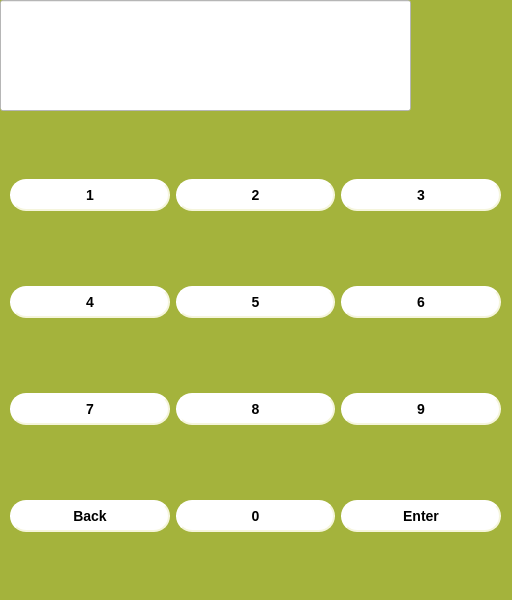
darryusa/QtProcess, file logindialog.ui: the form before one commit.
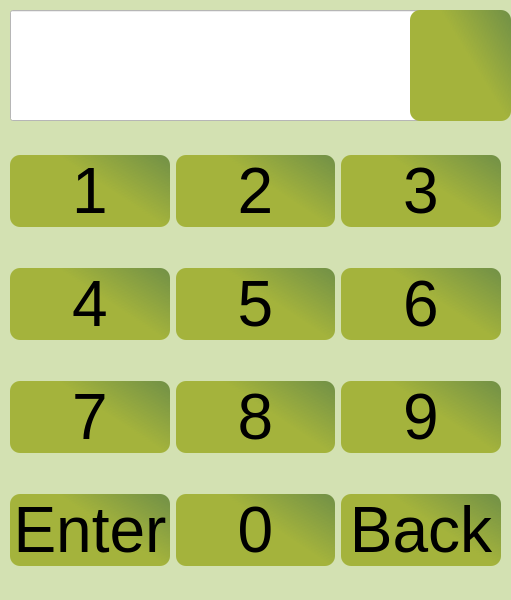
The form after the commit. Icons and pictures are not drawn.

```diff
--- a/logindialog.ui
+++ b/logindialog.ui
@@ -6,20 +6,22 @@
    <rect>
     <x>0</x>
     <y>0</y>
-    <width>512</width>
+    <width>511</width>
     <height>600</height>
    </rect>
   </property>
   <property name="font">
    <font>
-    <pointsize>16</pointsize>
+    <pointsize>48</pointsize>
    </font>
   </property>
   <property name="windowTitle">
    <string>Dialog</string>
   </property>
   <property name="styleSheet">
-   <string notr="true">background-color: rgb(164, 179, 60)</string>
+   <string notr="true">border-image: url(:/image/featured-overlayOK.png);
+
+background-color: rgb(211, 225, 178);</string>
   </property>
   <property name="inputMethodHints">
    <set>Qt::ImhNoAutoUppercase|Qt::ImhSensitiveData</set>
@@ -31,9 +33,9 @@
    <property name="geometry">
     <rect>
      <x>0</x>
-     <y>110</y>
+     <y>120</y>
      <width>511</width>
-     <height>491</height>
+     <height>481</height>
     </rect>
    </property>
    <layout class="QGridLayout" name="passwordButtonLayout">
@@ -46,154 +48,28 @@
     <property name="rightMargin">
      <number>10</number>
     </property>
-    <item row="3" column="0">
-     <widget class="QPushButton" name="pushButtonBack">
-      <property name="styleSheet">
-       <string notr="true">QPushButton{
-    background-color: white;
-    border-style: outset;
-    border-width: 2px;
-    border-radius: 16px;
-    border-color: beige;
-    font: bold 14px;
-    width: 4em;
-	height: 4em;
-    padding: 6px;
-}
-QPushButton:pressed{
-    background-color: red;
-    border-style: inset;
-}</string>
-      </property>
-      <property name="text">
-       <string>Back</string>
-      </property>
-      <attribute name="buttonGroup">
-       <string notr="true">buttonGroup</string>
-      </attribute>
-     </widget>
-    </item>
-    <item row="0" column="0">
-     <widget class="QPushButton" name="pushButton1">
-      <property name="styleSheet">
-       <string notr="true">QPushButton{
-    background-color: white;
-    border-style: outset;
-    border-width: 2px;
-    border-radius: 16px;
-    border-color: beige;
-    font: bold 14px;
-    width: 4em;
-	height: 4em;
-    padding: 6px;
-}
-QPushButton:pressed{
-    background-color: red;
-    border-style: inset;
-}</string>
-      </property>
-      <property name="text">
-       <string>1</string>
-      </property>
-      <attribute name="buttonGroup">
-       <string notr="true">buttonGroup</string>
-      </attribute>
-     </widget>
-    </item>
-    <item row="2" column="0">
-     <widget class="QPushButton" name="pushButton7">
-      <property name="styleSheet">
-       <string notr="true">QPushButton{
-    background-color: white;
-    border-style: outset;
-    border-width: 2px;
-    border-radius: 16px;
-    border-color: beige;
-    font: bold 14px;
-    width: 4em;
-	height: 4em;
-    padding: 6px;
-}
-QPushButton:pressed{
-    background-color: red;
-    border-style: inset;
-}</string>
-      </property>
-      <property name="text">
-       <string>7</string>
-      </property>
-      <attribute name="buttonGroup">
-       <string notr="true">buttonGroup</string>
-      </attribute>
-     </widget>
-    </item>
-    <item row="1" column="1">
-     <widget class="QPushButton" name="pushButton5">
-      <property name="styleSheet">
-       <string notr="true">QPushButton{
-    background-color: white;
-    border-style: outset;
-    border-width: 2px;
-    border-radius: 16px;
-    border-color: beige;
-    font: bold 14px;
-    width: 4em;
-	height: 4em;
-    padding: 6px;
-}
-QPushButton:pressed{
-    background-color: red;
-    border-style: inset;
-}</string>
-      </property>
-      <property name="text">
-       <string>5</string>
-      </property>
-      <attribute name="buttonGroup">
-       <string notr="true">buttonGroup</string>
-      </attribute>
-     </widget>
-    </item>
-    <item row="1" column="0">
-     <widget class="QPushButton" name="pushButton4">
-      <property name="styleSheet">
-       <string notr="true">QPushButton{
-    background-color: white;
-    border-style: outset;
-    border-width: 2px;
-    border-radius: 16px;
-    border-color: beige;
-    font: bold 14px;
-    width: 4em;
-	height: 4em;
-    padding: 6px;
-}
-QPushButton:pressed{
-    background-color: red;
-    border-style: inset;
-}</string>
-      </property>
-      <property name="text">
-       <string>4</string>
-      </property>
-      <attribute name="buttonGroup">
-       <string notr="true">buttonGroup</string>
-      </attribute>
-     </widget>
-    </item>
     <item row="0" column="1">
      <widget class="QPushButton" name="pushButton2">
+      <property name="enabled">
+       <bool>true</bool>
+      </property>
+      <property name="font">
+       <font>
+        <pointsize>48</pointsize>
+        <weight>50</weight>
+        <italic>false</italic>
+        <bold>false</bold>
+       </font>
+      </property>
       <property name="styleSheet">
-       <string notr="true">QPushButton{
-    background-color: white;
-    border-style: outset;
-    border-width: 2px;
-    border-radius: 16px;
-    border-color: beige;
-    font: bold 14px;
-    width: 4em;
-	height: 4em;
-    padding: 6px;
+       <string notr="true">QPushButton
+{
+	
+	
+	background-color: qlineargradient(spread:pad, x1:1, y1:0.041, x2:0.534178, y2:0.358, stop:0.0366492 rgba(64, 103, 10, 164), stop:1 rgba(164, 179, 60, 255));
+
+	border-radius: 10px;
+	color: rgb(0,0,0);
 }
 QPushButton:pressed{
     background-color: red;
@@ -208,46 +84,28 @@
       </attribute>
      </widget>
     </item>
-    <item row="2" column="1">
-     <widget class="QPushButton" name="pushButton8">
-      <property name="styleSheet">
-       <string notr="true">QPushButton{
-    background-color: white;
-    border-style: outset;
-    border-width: 2px;
-    border-radius: 16px;
-    border-color: beige;
-    font: bold 14px;
-    width: 4em;
-	height: 4em;
-    padding: 6px;
-}
-QPushButton:pressed{
-    background-color: red;
-    border-style: inset;
-}</string>
+    <item row="4" column="1">
+     <widget class="QPushButton" name="pushButton0_2">
+      <property name="enabled">
+       <bool>true</bool>
       </property>
-      <property name="text">
-       <string>8</string>
+      <property name="font">
+       <font>
+        <pointsize>48</pointsize>
+        <weight>50</weight>
+        <italic>false</italic>
+        <bold>false</bold>
+       </font>
       </property>
-      <attribute name="buttonGroup">
-       <string notr="true">buttonGroup</string>
-      </attribute>
-     </widget>
-    </item>
-    <item row="3" column="1">
-     <widget class="QPushButton" name="pushButton0">
       <property name="styleSheet">
-       <string notr="true">QPushButton{
-    background-color: white;
-    border-style: outset;
-    border-width: 2px;
-    border-radius: 16px;
-    border-color: beige;
-    font: bold 14px;
-    width: 4em;
-	height: 4em;
-    padding: 6px;
+       <string notr="true">QPushButton
+{
+	
+	
+	background-color: qlineargradient(spread:pad, x1:1, y1:0.041, x2:0.534178, y2:0.358, stop:0.0366492 rgba(64, 103, 10, 164), stop:1 rgba(164, 179, 60, 255));
+
+	border-radius: 10px;
+	color: rgb(0,0,0);
 }
 QPushButton:pressed{
     background-color: red;
@@ -257,24 +115,63 @@
       <property name="text">
        <string>0</string>
       </property>
-      <attribute name="buttonGroup">
-       <string notr="true">buttonGroup</string>
-      </attribute>
+     </widget>
+    </item>
+    <item row="2" column="1">
+     <widget class="QPushButton" name="pushButton5">
+      <property name="enabled">
+       <bool>true</bool>
+      </property>
+      <property name="font">
+       <font>
+        <pointsize>48</pointsize>
+        <weight>50</weight>
+        <italic>false</italic>
+        <bold>false</bold>
+       </font>
+      </property>
+      <property name="styleSheet">
+       <string notr="true">QPushButton
+{
+	
+	
+	background-color: qlineargradient(spread:pad, x1:1, y1:0.041, x2:0.534178, y2:0.358, stop:0.0366492 rgba(64, 103, 10, 164), stop:1 rgba(164, 179, 60, 255));
+
+	border-radius: 10px;
+	color: rgb(0,0,0);
+}
+QPushButton:pressed{
+    background-color: red;
+    border-style: inset;
+}</string>
+      </property>
+      <property name="text">
+       <string>5</string>
+      </property>
      </widget>
     </item>
     <item row="0" column="2">
      <widget class="QPushButton" name="pushButton3">
+      <property name="enabled">
+       <bool>true</bool>
+      </property>
+      <property name="font">
+       <font>
+        <pointsize>48</pointsize>
+        <weight>50</weight>
+        <italic>false</italic>
+        <bold>false</bold>
+       </font>
+      </property>
       <property name="styleSheet">
-       <string notr="true">QPushButton{
-    background-color: white;
-    border-style: outset;
-    border-width: 2px;
-    border-radius: 16px;
-    border-color: beige;
-    font: bold 14px;
-    width: 4em;
-	height: 4em;
-    padding: 6px;
+       <string notr="true">QPushButton
+{
+	
+	
+	background-color: qlineargradient(spread:pad, x1:1, y1:0.041, x2:0.534178, y2:0.358, stop:0.0366492 rgba(64, 103, 10, 164), stop:1 rgba(164, 179, 60, 255));
+
+	border-radius: 10px;
+	color: rgb(0,0,0);
 }
 QPushButton:pressed{
     background-color: red;
@@ -289,19 +186,160 @@
       </attribute>
      </widget>
     </item>
-    <item row="1" column="2">
+    <item row="3" column="0">
+     <widget class="QPushButton" name="pushButton7">
+      <property name="enabled">
+       <bool>true</bool>
+      </property>
+      <property name="font">
+       <font>
+        <pointsize>48</pointsize>
+        <weight>50</weight>
+        <italic>false</italic>
+        <bold>false</bold>
+       </font>
+      </property>
+      <property name="styleSheet">
+       <string notr="true">QPushButton
+{
+	
+	
+	background-color: qlineargradient(spread:pad, x1:1, y1:0.041, x2:0.534178, y2:0.358, stop:0.0366492 rgba(64, 103, 10, 164), stop:1 rgba(164, 179, 60, 255));
+
+	border-radius: 10px;
+	color: rgb(0,0,0);
+}
+QPushButton:pressed{
+    background-color: red;
+    border-style: inset;
+}</string>
+      </property>
+      <property name="text">
+       <string>7</string>
+      </property>
+     </widget>
+    </item>
+    <item row="4" column="2">
+     <widget class="QPushButton" name="pushButtonBack">
+      <property name="enabled">
+       <bool>true</bool>
+      </property>
+      <property name="font">
+       <font>
+        <pointsize>48</pointsize>
+        <weight>50</weight>
+        <italic>false</italic>
+        <bold>false</bold>
+       </font>
+      </property>
+      <property name="styleSheet">
+       <string notr="true">QPushButton
+{
+	
+	
+	background-color: qlineargradient(spread:pad, x1:1, y1:0.041, x2:0.534178, y2:0.358, stop:0.0366492 rgba(64, 103, 10, 164), stop:1 rgba(164, 179, 60, 255));
+
+	border-radius: 10px;
+	color: rgb(0,0,0);
+}
+QPushButton:pressed{
+    background-color: red;
+    border-style: inset;
+}</string>
+      </property>
+      <property name="text">
+       <string>Back</string>
+      </property>
+     </widget>
+    </item>
+    <item row="3" column="1">
+     <widget class="QPushButton" name="pushButton8">
+      <property name="enabled">
+       <bool>true</bool>
+      </property>
+      <property name="font">
+       <font>
+        <pointsize>48</pointsize>
+        <weight>50</weight>
+        <italic>false</italic>
+        <bold>false</bold>
+       </font>
+      </property>
+      <property name="styleSheet">
+       <string notr="true">QPushButton
+{
+	
+	
+	background-color: qlineargradient(spread:pad, x1:1, y1:0.041, x2:0.534178, y2:0.358, stop:0.0366492 rgba(64, 103, 10, 164), stop:1 rgba(164, 179, 60, 255));
+
+	border-radius: 10px;
+	color: rgb(0,0,0);
+}
+QPushButton:pressed{
+    background-color: red;
+    border-style: inset;
+}</string>
+      </property>
+      <property name="text">
+       <string>8</string>
+      </property>
+     </widget>
+    </item>
+    <item row="4" column="0">
+     <widget class="QPushButton" name="pushButtonEnter_2">
+      <property name="enabled">
+       <bool>true</bool>
+      </property>
+      <property name="font">
+       <font>
+        <pointsize>48</pointsize>
+        <weight>50</weight>
+        <italic>false</italic>
+        <bold>false</bold>
+       </font>
+      </property>
+      <property name="styleSheet">
+       <string notr="true">QPushButton
+{
+	
+	
+	background-color: qlineargradient(spread:pad, x1:1, y1:0.041, x2:0.534178, y2:0.358, stop:0.0366492 rgba(64, 103, 10, 164), stop:1 rgba(164, 179, 60, 255));
+
+	border-radius: 10px;
+	color: rgb(0,0,0);
+}
+QPushButton:pressed{
+    background-color: red;
+    border-style: inset;
+}</string>
+      </property>
+      <property name="text">
+       <string>Enter</string>
+      </property>
+     </widget>
+    </item>
+    <item row="2" column="2">
      <widget class="QPushButton" name="pushButton6">
+      <property name="enabled">
+       <bool>true</bool>
+      </property>
+      <property name="font">
+       <font>
+        <pointsize>48</pointsize>
+        <weight>50</weight>
+        <italic>false</italic>
+        <bold>false</bold>
+       </font>
+      </property>
       <property name="styleSheet">
-       <string notr="true">QPushButton{
-    background-color: white;
-    border-style: outset;
-    border-width: 2px;
-    border-radius: 16px;
-    border-color: beige;
-    font: bold 14px;
-    width: 4em;
-	height: 4em;
-    padding: 6px;
+       <string notr="true">QPushButton
+{
+	
+	
+	background-color: qlineargradient(spread:pad, x1:1, y1:0.041, x2:0.534178, y2:0.358, stop:0.0366492 rgba(64, 103, 10, 164), stop:1 rgba(164, 179, 60, 255));
+
+	border-radius: 10px;
+	color: rgb(0,0,0);
 }
 QPushButton:pressed{
     background-color: red;
@@ -316,19 +354,59 @@
       </attribute>
      </widget>
     </item>
-    <item row="2" column="2">
+    <item row="0" column="0">
+     <widget class="QPushButton" name="pushButton1_2">
+      <property name="font">
+       <font>
+        <pointsize>48</pointsize>
+        <weight>50</weight>
+        <italic>false</italic>
+        <bold>false</bold>
+        <stylestrategy>PreferAntialias</stylestrategy>
+       </font>
+      </property>
+      <property name="styleSheet">
+       <string notr="true">QPushButton
+{
+	
+	
+	background-color: qlineargradient(spread:pad, x1:1, y1:0.041, x2:0.534178, y2:0.358, stop:0.0366492 rgba(64, 103, 10, 164), stop:1 rgba(164, 179, 60, 255));
+
+	border-radius: 10px;
+	color: rgb(0,0,0);
+}
+QPushButton:pressed{
+    background-color: red;
+    border-style: inset;
+}</string>
+      </property>
+      <property name="text">
+       <string>1</string>
+      </property>
+     </widget>
+    </item>
+    <item row="3" column="2">
      <widget class="QPushButton" name="pushButton9">
+      <property name="enabled">
+       <bool>true</bool>
+      </property>
+      <property name="font">
+       <font>
+        <pointsize>48</pointsize>
+        <weight>50</weight>
+        <italic>false</italic>
+        <bold>false</bold>
+       </font>
+      </property>
       <property name="styleSheet">
-       <string notr="true">QPushButton{
-    background-color: white;
-    border-style: outset;
-    border-width: 2px;
-    border-radius: 16px;
-    border-color: beige;
-    font: bold 14px;
-    width: 4em;
-	height: 4em;
-    padding: 6px;
+       <string notr="true">QPushButton
+{
+	
+	
+	background-color: qlineargradient(spread:pad, x1:1, y1:0.041, x2:0.534178, y2:0.358, stop:0.0366492 rgba(64, 103, 10, 164), stop:1 rgba(164, 179, 60, 255));
+
+	border-radius: 10px;
+	color: rgb(0,0,0);
 }
 QPushButton:pressed{
     background-color: red;
@@ -343,19 +421,28 @@
       </attribute>
      </widget>
     </item>
-    <item row="3" column="2">
-     <widget class="QPushButton" name="pushButtonEnter">
+    <item row="2" column="0">
+     <widget class="QPushButton" name="pushButton4">
+      <property name="enabled">
+       <bool>true</bool>
+      </property>
+      <property name="font">
+       <font>
+        <pointsize>48</pointsize>
+        <weight>50</weight>
+        <italic>false</italic>
+        <bold>false</bold>
+       </font>
+      </property>
       <property name="styleSheet">
-       <string notr="true">QPushButton{
-    background-color: white;
-    border-style: outset;
-    border-width: 2px;
-    border-radius: 16px;
-    border-color: beige;
-    font: bold 14px;
-    width: 4em;
-	height: 4em;
-    padding: 6px;
+       <string notr="true">QPushButton
+{
+	
+	
+	background-color: qlineargradient(spread:pad, x1:1, y1:0.041, x2:0.534178, y2:0.358, stop:0.0366492 rgba(64, 103, 10, 164), stop:1 rgba(164, 179, 60, 255));
+
+	border-radius: 10px;
+	color: rgb(0,0,0);
 }
 QPushButton:pressed{
     background-color: red;
@@ -363,7 +450,7 @@
 }</string>
       </property>
       <property name="text">
-       <string>Enter</string>
+       <string>4</string>
       </property>
       <attribute name="buttonGroup">
        <string notr="true">buttonGroup</string>
@@ -375,8 +462,8 @@
   <widget class="QLineEdit" name="lineEdit">
    <property name="geometry">
     <rect>
-     <x>0</x>
-     <y>0</y>
+     <x>10</x>
+     <y>10</y>
      <width>411</width>
      <height>111</height>
     </rect>
@@ -402,12 +489,18 @@
   <widget class="QPushButton" name="backButton">
    <property name="geometry">
     <rect>
-     <x>411</x>
-     <y>0</y>
+     <x>410</x>
+     <y>10</y>
      <width>101</width>
      <height>111</height>
     </rect>
    </property>
+   <property name="styleSheet">
+    <string notr="true">background-color: qlineargradient(spread:pad, x1:1, y1:0.041, x2:0.534178, y2:0.358, stop:0.0366492 rgba(64, 103, 10, 164), stop:1 rgba(164, 179, 60, 255));
+
+	border-radius: 10px;
+	color: rgb(255, 255, 255);</string>
+   </property>
    <property name="text">
     <string/>
    </property>
```
Left out of the diff: 15 changed lines with no effect on the pictures.
